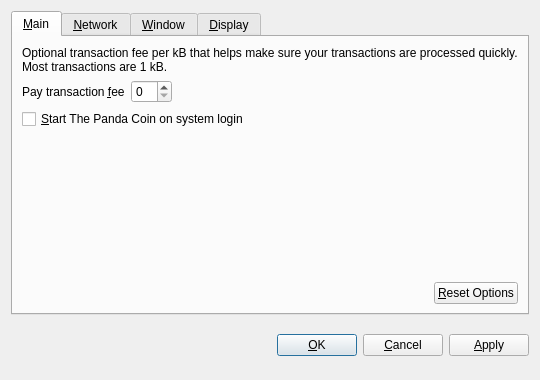
This is src/qt/forms/optionsdialog.ui in ChristCoin7/christcoin as Qt 5 draws it before an edit. The edited form follows.
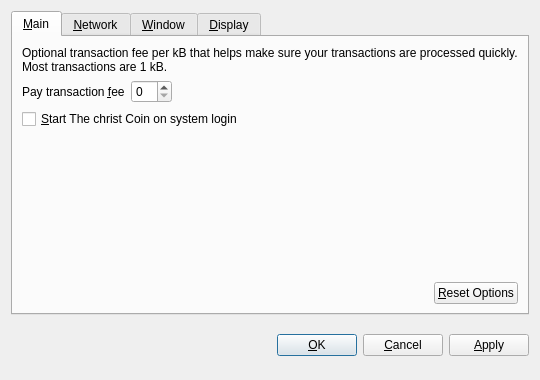
This is the edited form. Custom widgets are drawn as their Qt base class.

The edit to the form file:
```diff
--- a/src/qt/forms/optionsdialog.ui
+++ b/src/qt/forms/optionsdialog.ui
@@ -82,7 +82,7 @@
           <string>Automatically start The Panda Coin after logging in to the system.</string>
          </property>
          <property name="text">
-          <string>&amp;Start The Panda Coin on system login</string>
+          <string>&amp;Start The christ Coin on system login</string>
          </property>
         </widget>
        </item>
```
Left out of the diff: 10 changed lines with no effect on the pictures.
